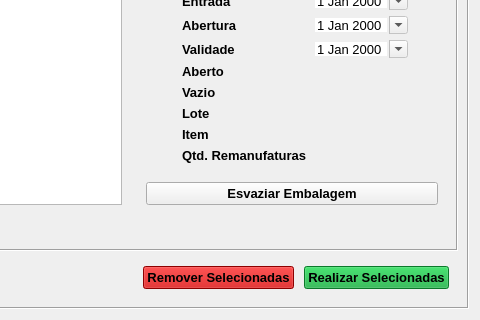
This is Resources/UI/RegistroRemanufatura.ui in Klubas/Projeto-SOAD as Qt 5 draws it before an edit; both pictures show x 560 to 1040 and y 430 to 750 of the 1040 by 750 pixel window. The edited form follows.
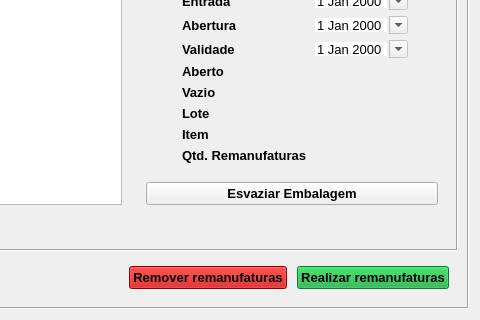
This is the edited form.

```diff
--- a/Resources/UI/RegistroRemanufatura.ui
+++ b/Resources/UI/RegistroRemanufatura.ui
@@ -1177,7 +1177,7 @@
             </font>
            </property>
            <property name="text">
-            <string>Remover Selecionadas</string>
+            <string>Remover remanufaturas</string>
            </property>
           </widget>
          </item>
@@ -1633,7 +1633,7 @@
             </font>
            </property>
            <property name="text">
-            <string>Realizar Selecionadas</string>
+            <string>Realizar remanufaturas</string>
            </property>
           </widget>
          </item>
```
Left out of the diff: 6 changed lines with no effect on the pictures.
